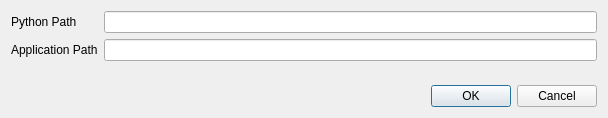
Above: runtime/ConfigWindow.ui from pgadmin-org/pgadmin4 before the change. Below: the same form after it.
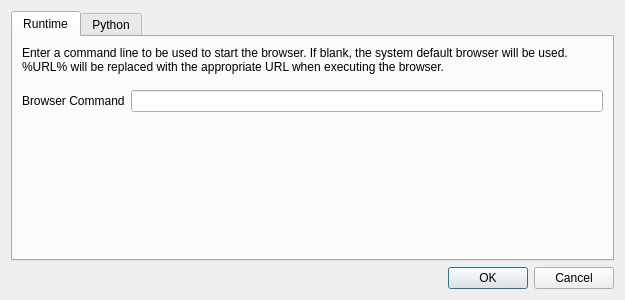
That is the form after the change.

Commit message: Support arbitrary browser commands.

The edit to the form file:
```diff
--- a/runtime/ConfigWindow.ui
+++ b/runtime/ConfigWindow.ui
@@ -6,49 +6,211 @@
    <rect>
     <x>0</x>
     <y>0</y>
-    <width>608</width>
-    <height>118</height>
+    <width>625</width>
+    <height>300</height>
    </rect>
   </property>
   <property name="sizePolicy">
-   <sizepolicy hsizetype="Preferred" vsizetype="Fixed">
+   <sizepolicy hsizetype="Minimum" vsizetype="Minimum">
     <horstretch>0</horstretch>
     <verstretch>0</verstretch>
    </sizepolicy>
   </property>
+  <property name="minimumSize">
+   <size>
+    <width>625</width>
+    <height>300</height>
+   </size>
+  </property>
   <property name="windowTitle">
    <string>Dialog</string>
   </property>
   <layout class="QVBoxLayout" name="verticalLayout">
    <item>
-    <layout class="QFormLayout" name="formLayout">
-     <property name="sizeConstraint">
-      <enum>QLayout::SetDefaultConstraint</enum>
+    <widget class="QTabWidget" name="tabWidget">
+     <property name="currentIndex">
+      <number>0</number>
      </property>
-     <property name="fieldGrowthPolicy">
-      <enum>QFormLayout::ExpandingFieldsGrow</enum>
-     </property>
-     <item row="0" column="0">
-      <widget class="QLabel" name="pythonPathLabel">
-       <property name="text">
-        <string>Python Path</string>
-       </property>
-      </widget>
-     </item>
-     <item row="0" column="1">
-      <widget class="QLineEdit" name="pythonPathLineEdit"/>
-     </item>
-     <item row="1" column="0">
-      <widget class="QLabel" name="applicationPathLabel">
-       <property name="text">
-        <string>Application Path</string>
-       </property>
-      </widget>
-     </item>
-     <item row="1" column="1">
-      <widget class="QLineEdit" name="applicationPathLineEdit"/>
-     </item>
-    </layout>
+     <widget class="QWidget" name="tab">
+      <attribute name="title">
+       <string>Runtime</string>
+      </attribute>
+      <layout class="QHBoxLayout" name="horizontalLayout_4">
+       <item>
+        <layout class="QVBoxLayout" name="verticalLayout_2">
+         <property name="sizeConstraint">
+          <enum>QLayout::SetMaximumSize</enum>
+         </property>
+         <item>
+          <widget class="QLabel" name="label_3">
+           <property name="sizePolicy">
+            <sizepolicy hsizetype="Expanding" vsizetype="Preferred">
+             <horstretch>0</horstretch>
+             <verstretch>0</verstretch>
+            </sizepolicy>
+           </property>
+           <property name="maximumSize">
+            <size>
+             <width>589</width>
+             <height>16777215</height>
+            </size>
+           </property>
+           <property name="text">
+            <string>Enter a command line to be used to start the browser. If blank, the system default browser will be used. %URL% will be replaced with the appropriate URL when executing the browser.</string>
+           </property>
+           <property name="wordWrap">
+            <bool>true</bool>
+           </property>
+          </widget>
+         </item>
+         <item>
+          <spacer name="verticalSpacer_4">
+           <property name="orientation">
+            <enum>Qt::Vertical</enum>
+           </property>
+           <property name="sizeType">
+            <enum>QSizePolicy::Fixed</enum>
+           </property>
+           <property name="sizeHint" stdset="0">
+            <size>
+             <width>20</width>
+             <height>10</height>
+            </size>
+           </property>
+          </spacer>
+         </item>
+         <item>
+          <layout class="QHBoxLayout" name="horizontalLayout">
+           <property name="sizeConstraint">
+            <enum>QLayout::SetMaximumSize</enum>
+           </property>
+           <item>
+            <widget class="QLabel" name="pythonPathLabel_2">
+             <property name="sizePolicy">
+              <sizepolicy hsizetype="Minimum" vsizetype="Preferred">
+               <horstretch>0</horstretch>
+               <verstretch>0</verstretch>
+              </sizepolicy>
+             </property>
+             <property name="text">
+              <string>Browser Command</string>
+             </property>
+            </widget>
+           </item>
+           <item>
+            <widget class="QLineEdit" name="browserCommandLineEdit"/>
+           </item>
+          </layout>
+         </item>
+         <item>
+          <spacer name="verticalSpacer">
+           <property name="orientation">
+            <enum>Qt::Vertical</enum>
+           </property>
+           <property name="sizeHint" stdset="0">
+            <size>
+             <width>20</width>
+             <height>40</height>
+            </size>
+           </property>
+          </spacer>
+         </item>
+        </layout>
+       </item>
+      </layout>
+     </widget>
+     <widget class="QWidget" name="tab_2">
+      <attribute name="title">
+       <string>Python</string>
+      </attribute>
+      <layout class="QVBoxLayout" name="verticalLayout_5">
+       <item>
+        <layout class="QVBoxLayout" name="verticalLayout_4">
+         <item>
+          <widget class="QLabel" name="label_4">
+           <property name="text">
+            <string>The options below are intended for expert users only, and may not behave as expected as they modify fixed search paths and are not alternate values. Modify with care!</string>
+           </property>
+           <property name="wordWrap">
+            <bool>true</bool>
+           </property>
+          </widget>
+         </item>
+         <item>
+          <spacer name="verticalSpacer_3">
+           <property name="orientation">
+            <enum>Qt::Vertical</enum>
+           </property>
+           <property name="sizeType">
+            <enum>QSizePolicy::Fixed</enum>
+           </property>
+           <property name="sizeHint" stdset="0">
+            <size>
+             <width>20</width>
+             <height>10</height>
+            </size>
+           </property>
+          </spacer>
+         </item>
+         <item>
+          <layout class="QGridLayout" name="gridLayout">
+           <item row="3" column="1">
+            <widget class="QLabel" name="label_2">
+             <property name="text">
+              <string>Enter the path to the directory containing pgAdmin.py if desired.</string>
+             </property>
+            </widget>
+           </item>
+           <item row="0" column="0">
+            <widget class="QLabel" name="pythonPathLabel">
+             <property name="text">
+              <string>Python Path</string>
+             </property>
+            </widget>
+           </item>
+           <item row="0" column="1">
+            <widget class="QLineEdit" name="pythonPathLineEdit"/>
+           </item>
+           <item row="1" column="1">
+            <widget class="QLabel" name="label">
+             <property name="text">
+              <string>Enter a PYTHONPATH if desired. Path elements should be semi-colon delimited.</string>
+             </property>
+             <property name="wordWrap">
+              <bool>true</bool>
+             </property>
+            </widget>
+           </item>
+           <item row="2" column="0">
+            <widget class="QLabel" name="applicationPathLabel">
+             <property name="text">
+              <string>Application Path</string>
+             </property>
+            </widget>
+           </item>
+           <item row="2" column="1">
+            <widget class="QLineEdit" name="applicationPathLineEdit"/>
+           </item>
+          </layout>
+         </item>
+         <item>
+          <spacer name="verticalSpacer_2">
+           <property name="orientation">
+            <enum>Qt::Vertical</enum>
+           </property>
+           <property name="sizeHint" stdset="0">
+            <size>
+             <width>20</width>
+             <height>40</height>
+            </size>
+           </property>
+          </spacer>
+         </item>
+        </layout>
+       </item>
+      </layout>
+     </widget>
+    </widget>
    </item>
    <item>
     <widget class="QDialogButtonBox" name="buttonBox">
```
The commit also changes 4 other files.
